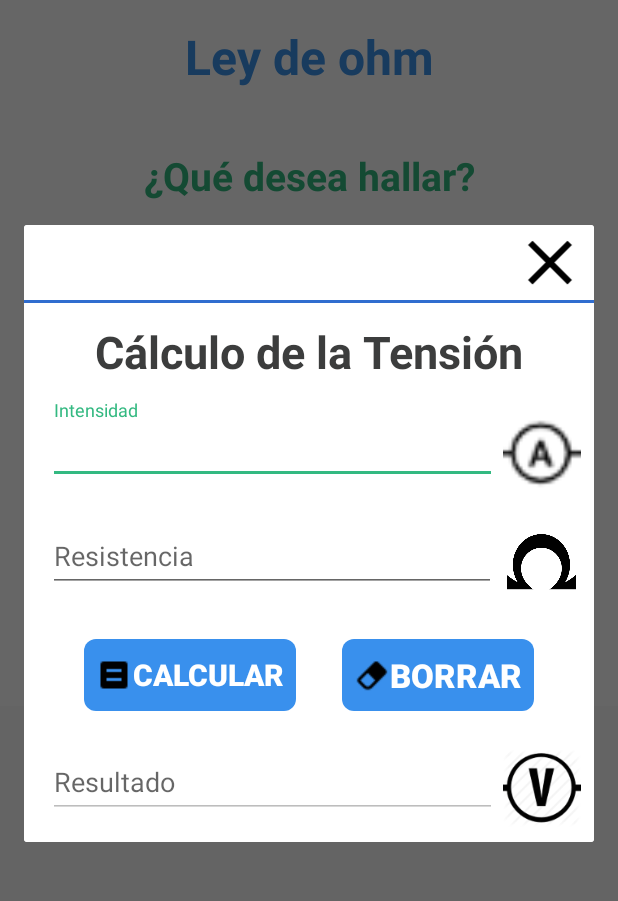
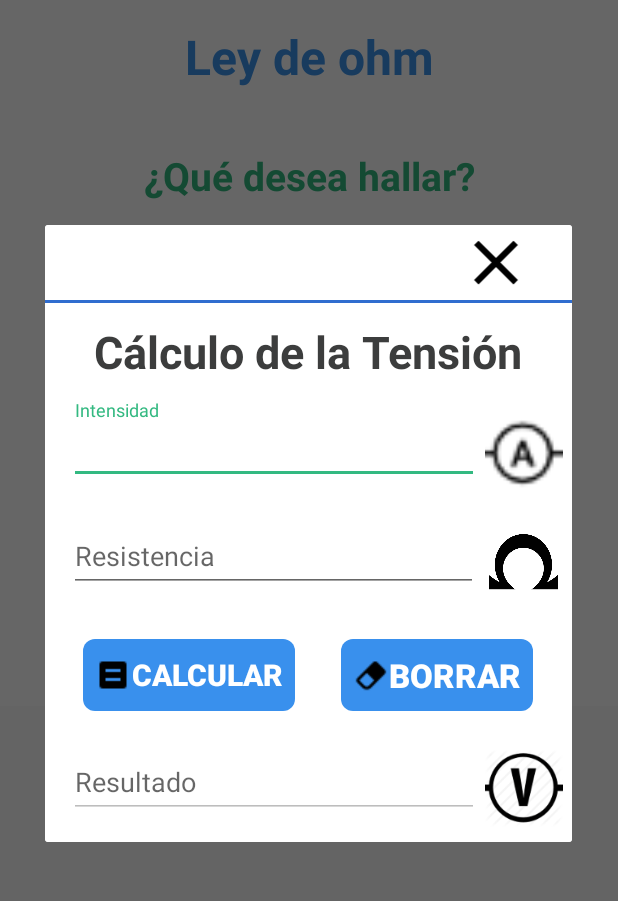
Before and after one commit to guiltydarkness1313/electrotecnia_TECSUP, an Android app: the screen it shows after launch (OhmActivity), after a tap on an icon or button, on a phone screen of 412 x 824 dp, the part 84-985 px from its top. Run offline under Robolectric (Android 15) with nearby library versions, the phone set to English and light mode, and no system bars.

Commit message:
algunas cosas we

```diff
--- a/app/src/main/res/layout/activity_custom_amper.xml
+++ b/app/src/main/res/layout/activity_custom_amper.xml
@@ -9,7 +9,7 @@
         android:layout_height="match_parent">
         <ImageView
             android:layout_width="101dp"
-            android:layout_marginLeft="300dp"
+            android:layout_marginLeft="250dp"
             android:layout_height="50dp"
             android:id="@+id/btncloseamper"
             android:src="@drawable/ic_close_black_24dp"
--- a/app/src/main/res/layout/activity_custom_resistencia.xml
+++ b/app/src/main/res/layout/activity_custom_resistencia.xml
@@ -11,7 +11,7 @@
         android:layout_height="match_parent">
         <ImageView
             android:layout_width="101dp"
-            android:layout_marginLeft="300dp"
+            android:layout_marginLeft="250dp"
             android:layout_height="50dp"
             android:id="@+id/btnclose"
             android:src="@drawable/ic_close_black_24dp"
--- a/app/src/main/res/layout/activity_custom_voltage.xml
+++ b/app/src/main/res/layout/activity_custom_voltage.xml
@@ -12,7 +12,7 @@
     android:weightSum="1">
     <ImageView
         android:layout_width="101dp"
-        android:layout_marginLeft="300dp"
+        android:layout_marginLeft="250dp"
         android:layout_height="50dp"
         android:id="@+id/btnclosetension"
         android:src="@drawable/ic_close_black_24dp"
```
